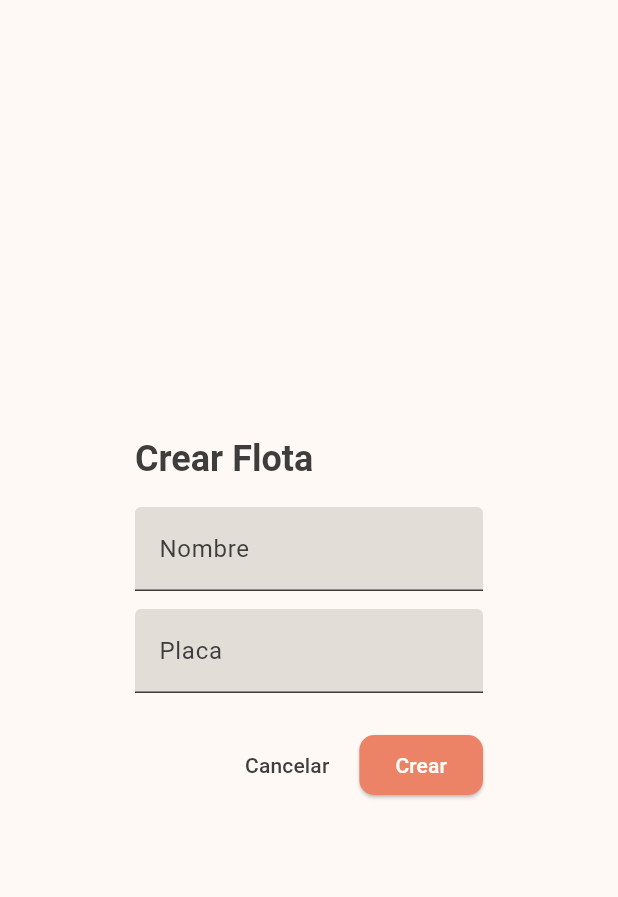
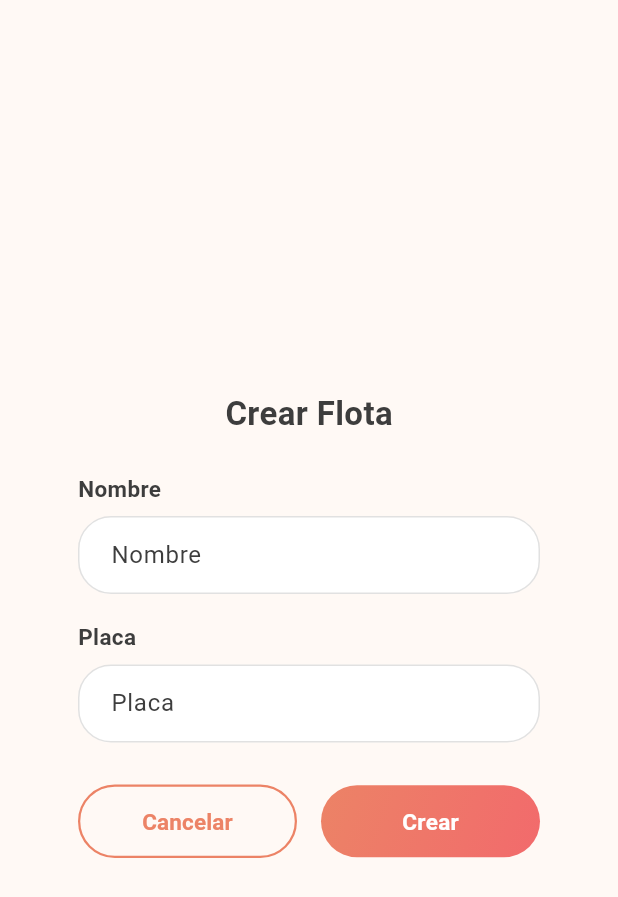
Before and after one commit to Wapps1/Redcarga-front, a Flutter app: the VehicleFormDialog widget shown alone on an empty page, opened directly with empty values, on a phone screen of 412 x 824 dp. Shown: the top 897 px of the screen. Run offline on Flutter 3.47's test engine with Material 3 defaults, Android fonts, the phone set to English and light mode, and no system bars; our stand-ins replace camera, equatable, file_picker, flutter_bloc, flutter_svg, image_picker and 1 more; accounts and stored records are empty; network calls fail; Roboto replaces fonts that are missing (Montserrat).

Commit message:
fix: dialog form to add vehicle

```diff
--- a/lib/features/fleet/presentation/widgets/vehicle_form_dialog.dart
+++ b/lib/features/fleet/presentation/widgets/vehicle_form_dialog.dart
@@ -15,9 +15,9 @@ class VehicleFormDialog extends StatefulWidget {
 }
 
 class _VehicleFormDialogState extends State<VehicleFormDialog> {
+  final _formKey = GlobalKey<FormState>();
   final _nameCtrl = TextEditingController();
   final _plateCtrl = TextEditingController();
-  final _formKey = GlobalKey<FormState>();
   bool _submitted = false;
 
   @override
@@ -41,14 +41,15 @@ class _VehicleFormDialogState extends State<VehicleFormDialog> {
 
   @override
   Widget build(BuildContext context) {
-    return BlocConsumer<VehiclesBloc, VehiclesState>(
-      listenWhen: (p, c) => p.creating != c.creating || p.message != c.message,
+    return Dialog(
+      backgroundColor: Colors.transparent,
+      insetPadding: const EdgeInsets.symmetric(horizontal: 24),
+      child: BlocConsumer<VehiclesBloc, VehiclesState>(
         listener: (context, state) {
           if (_submitted && !state.creating && state.message == null) {
             _submitted = false;
-          final messenger = ScaffoldMessenger.maybeOf(context);
             Navigator.of(context).pop();
-          messenger?.showSnackBar(
+            ScaffoldMessenger.of(context).showSnackBar(
               const SnackBar(content: Text('Flota creada correctamente')),
             );
           } else if (state.message != null && !state.creating) {
@@ -59,68 +60,171 @@ class _VehicleFormDialogState extends State<VehicleFormDialog> {
           }
         },
         builder: (context, state) {
-        return AlertDialog(
-          backgroundColor: rcColor1,
-          title: const Text(
-            'Crear Flota',
-            style: TextStyle(color: rcColor6, fontWeight: FontWeight.w700),
+          final isLoading = state.creating;
+
+          return Container(
+            padding:
+                const EdgeInsets.only(left: 28, right: 28, top: 32, bottom: 24),
+            decoration: BoxDecoration(
+              color: rcColor1,
+              borderRadius: BorderRadius.circular(32),
             ),
-          content: Form(
+            child: Form(
               key: _formKey,
               child: Column(
                 mainAxisSize: MainAxisSize.min,
+                crossAxisAlignment: CrossAxisAlignment.start,
                 children: [
-                TextFormField(
-                  controller: _nameCtrl,
-                  decoration: const InputDecoration(
-                    labelText: 'Nombre',
-                    filled: true,
-                  ),
-                  validator: (v) =>
-                      (v == null || v.trim().isEmpty) ? 'Ingresa el nombre' : null,
-                ),
-                const SizedBox(height: 12),
-                TextFormField(
-                  controller: _plateCtrl,
-                  decoration: const InputDecoration(
-                    labelText: 'Placa',
-                    filled: true,
-                  ),
-                  textCapitalization: TextCapitalization.characters,
-                  validator: (v) =>
-                      (v == null || v.trim().isEmpty) ? 'Ingresa la placa' : null,
-                ),
-              ],
+                  const Center(
+                    child: Text(
+                      'Crear Flota',
+                      style: TextStyle(
+                        color: rcColor6,
+                        fontSize: 22,
+                        fontWeight: FontWeight.w700,
                       ),
                     ),
-          actions: [
-            TextButton(
-              onPressed: state.creating ? null : () => Navigator.of(context).pop(),
-              child: const Text('Cancelar', style: TextStyle(color: rcColor6)),
                   ),
-            ElevatedButton(
-              onPressed: state.creating ? null : _submit,
-              style: ElevatedButton.styleFrom(
-                backgroundColor: rcColor4,
-                foregroundColor: rcWhite,
-                shape: RoundedRectangleBorder(
-                  borderRadius: BorderRadius.circular(10),
+                  const SizedBox(height: 24),
+                  const Text(
+                    'Nombre',
+                    style: TextStyle(
+                      color: rcColor6,
+                      fontSize: 15,
+                      fontWeight: FontWeight.w600,
                     ),
                   ),
-              child: state.creating
+                  const SizedBox(height: 8),
+                  _RoundedField(
+                    controller: _nameCtrl,
+                    hintText: 'Nombre',
+                    validator: (value) =>
+                        (value?.trim().isEmpty ?? true) ? 'Ingresa un nombre' : null,
+                  ),
+                  const SizedBox(height: 18),
+                  const Text(
+                    'Placa',
+                    style: TextStyle(
+                      color: rcColor6,
+                      fontSize: 15,
+                      fontWeight: FontWeight.w600,
+                    ),
+                  ),
+                  const SizedBox(height: 8),
+                  _RoundedField(
+                    controller: _plateCtrl,
+                    textCapitalization: TextCapitalization.characters,
+                    hintText: 'Placa',
+                    validator: (value) =>
+                        (value?.trim().isEmpty ?? true) ? 'Ingresa la placa' : null,
+                  ),
+                  const SizedBox(height: 28),
+                  Row(
+                    children: [
+                      Expanded(
+                        child: OutlinedButton(
+                          onPressed: isLoading ? null : () => Navigator.pop(context),
+                          style: OutlinedButton.styleFrom(
+                            side: const BorderSide(color: rcColor4, width: 1.5),
+                            shape: RoundedRectangleBorder(
+                              borderRadius: BorderRadius.circular(36),
+                            ),
+                            padding: const EdgeInsets.symmetric(vertical: 14),
+                          ),
+                          child: const Text(
+                            'Cancelar',
+                            style: TextStyle(
+                              color: rcColor4,
+                              fontSize: 15,
+                              fontWeight: FontWeight.w600,
+                            ),
+                          ),
+                        ),
+                      ),
+                      const SizedBox(width: 16),
+                      Expanded(
+                        child: GestureDetector(
+                          onTap: isLoading ? null : _submit,
+                          child: Container(
+                            height: 48,
+                            decoration: BoxDecoration(
+                              gradient: const LinearGradient(
+                                colors: [rcColor4, rcColor5],
+                                begin: Alignment.topLeft,
+                                end: Alignment.bottomRight,
+                              ),
+                              borderRadius: BorderRadius.circular(36),
+                            ),
+                            alignment: Alignment.center,
+                            child: isLoading
                                 ? const SizedBox(
-                      width: 18,
-                      height: 18,
+                                    height: 20,
+                                    width: 20,
                                     child: CircularProgressIndicator(
                                       strokeWidth: 2,
                                       valueColor: AlwaysStoppedAnimation(rcWhite),
                                     ),
                                   )
-                  : const Text('Crear'),
+                                : const Text(
+                                    'Crear',
+                                    style: TextStyle(
+                                      color: rcWhite,
+                                      fontSize: 15,
+                                      fontWeight: FontWeight.w600,
+                                    ),
+                                  ),
+                          ),
+                        ),
                       ),
                     ],
+                  ),
+                ],
+              ),
+            ),
           );
         },
+      ),
     );
   }
 }
+
+class _RoundedField extends StatelessWidget {
+  final TextEditingController controller;
+  final String hintText;
+  final FormFieldValidator<String>? validator;
+  final TextCapitalization textCapitalization;
+
+  const _RoundedField({
+    required this.controller,
+    required this.hintText,
+    this.validator,
+    this.textCapitalization = TextCapitalization.none,
+  });
+
+  @override
+  Widget build(BuildContext context) {
+    return TextFormField(
+      controller: controller,
+      validator: validator,
+      textCapitalization: textCapitalization,
+      decoration: InputDecoration(
+        hintText: hintText,
+        filled: true,
+        fillColor: rcWhite,
+        contentPadding: const EdgeInsets.symmetric(horizontal: 18, vertical: 14),
+        border: OutlineInputBorder(
+          borderRadius: BorderRadius.circular(22),
+          borderSide: BorderSide(color: rcColor8.withOpacity(0.3)),
+        ),
+        enabledBorder: OutlineInputBorder(
+          borderRadius: BorderRadius.circular(22),
+          borderSide: BorderSide(color: rcColor8.withOpacity(0.3)),
+        ),
+        focusedBorder: OutlineInputBorder(
+          borderRadius: BorderRadius.circular(22),
+          borderSide: const BorderSide(color: rcColor4, width: 1.4),
+        ),
+      ),
+    );
+  }
+}
```
Lines whose indentation alone changed are shown as unchanged.
